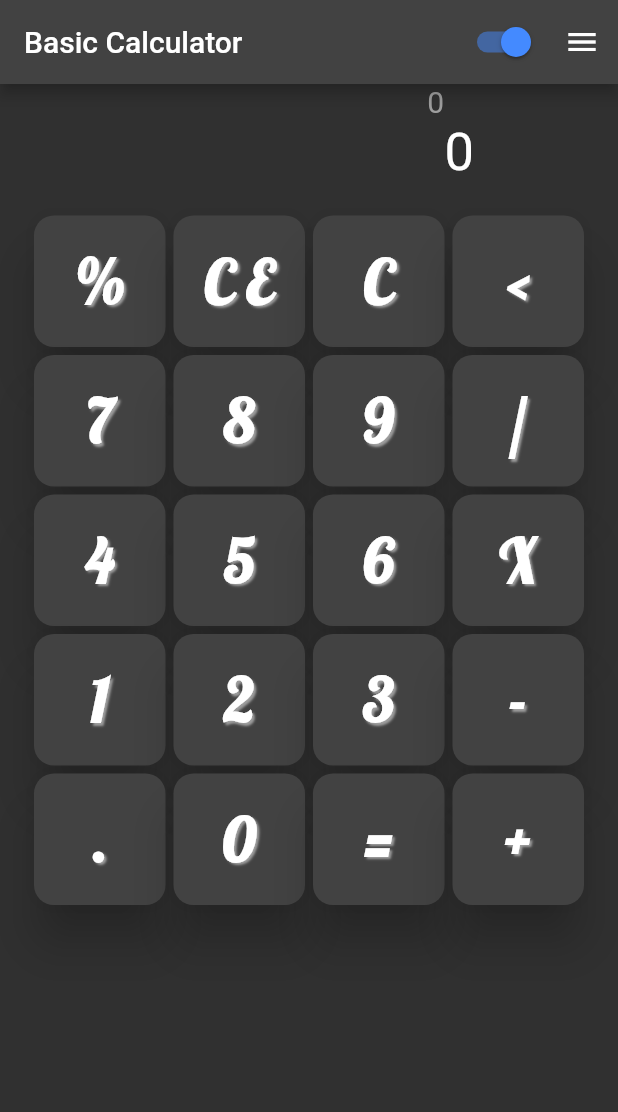
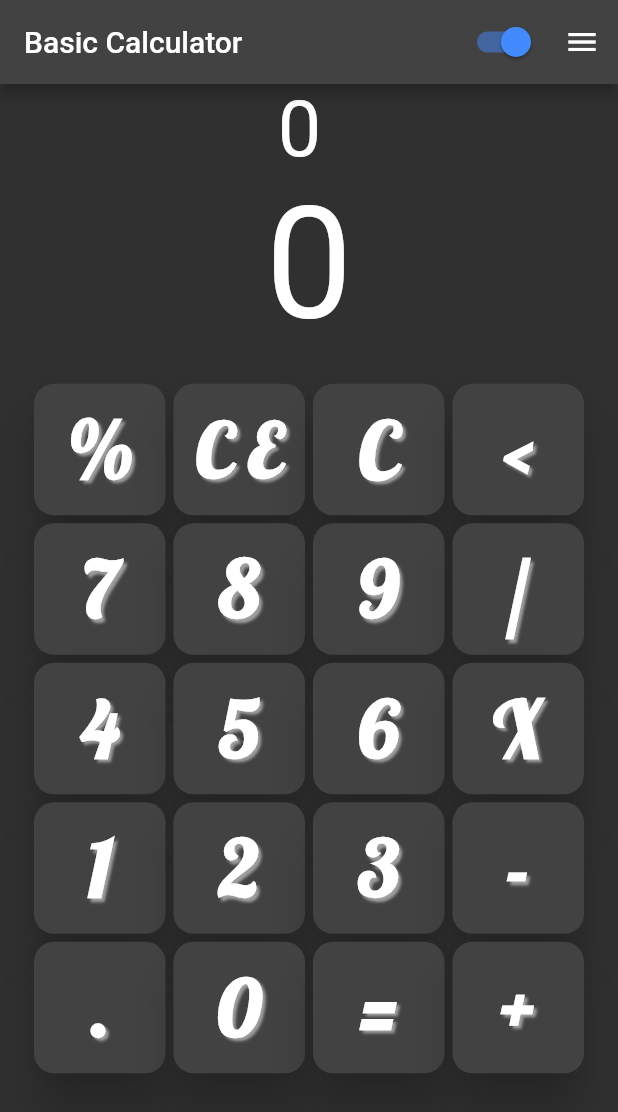
Before and after one commit to vulture-coding/simple_calculator, a Flutter app: the screen it shows after launch, on a phone screen of 412 x 824 dp. Shown: the top 1112 px of the screen. Run offline on Flutter 3.47's test engine with Material 2 defaults, Android fonts, the phone set to English and light mode, and no system bars; our stand-ins replace google_fonts.

Commit message:
FittedBox()

```diff
--- a/lib/keyboard.dart
+++ b/lib/keyboard.dart
@@ -25,13 +25,13 @@ class CustomKey extends StatelessWidget {
       elevation: size / 3,
       child: InkWell(
         onTap: function,
-        child: Container(
-          height: size * 1.5,
-          width: size * 2,
-          alignment: Alignment.center,
-          child: Text(
-            text,
-            style: customFontStyle(size: size, lobster: true),
+        child: FittedBox(
+          child: Padding(
+            padding: const EdgeInsets.all(10),
+            child: Text(
+              text,
+              style: customFontStyle(lobster: true),
+            ),
           ),
         ),
       ),
--- a/lib/main.dart
+++ b/lib/main.dart
@@ -186,47 +186,19 @@ class _MyAppState extends State<MyApp> {
           child: Column(
             mainAxisAlignment: MainAxisAlignment.center,
             children: <Widget>[
-              Row(
-                mainAxisAlignment: MainAxisAlignment.center,
-                children: [
-                  SizedBox(
-                    height: 25,
-                    width: 200,
-                    child: Text(
-                      _displayHistory,
-                      textAlign: TextAlign.right,
-                      style: const TextStyle(
-                        color: Colors.grey,
-                        fontSize: 20,
-                      ),
-                    ),
-                  ),
-                  SizedBox(
-                    height: 25,
-                    width: 20,
-                    child: Text(
-                      _displayOperator,
-                      textAlign: TextAlign.right,
-                      style: const TextStyle(
-                        color: Colors.grey,
-                        fontSize: 20,
-                      ),
-                    ),
-                  ),
-                ],
-              ),
-              SizedBox(
-                height: 40,
-                width: 220,
-                child: Text(
-                  _display,
-                  textAlign: TextAlign.right,
-                  style: const TextStyle(
-                    fontSize: 35,
-                  ),
-                ),
-              ),
               Expanded(
+                flex: 1,
+                child: FittedBox(child: Row(
+                  children: [
+                    Text(_displayHistory),
+                    Text(_displayOperator),
+                  ],
+                ))),
+              Expanded(
+                flex: 2,
+                child: FittedBox(child: Text(_display))),
+              Expanded(
+                flex: 10,
                 child: Padding(
                   padding: const EdgeInsets.all(20),
                   child: GridView.count(
--- a/lib/temp.dart
+++ b/lib/temp.dart
@@ -1,5 +1,8 @@
 /*
-SizedBox(
+              Row(
+                mainAxisAlignment: MainAxisAlignment.center,
+                children: [
+                  SizedBox(
                     height: 25,
                     width: 200,
                     child: Text(
@@ -39,7 +42,6 @@ SizedBox(
 
 
 
-
 SizedBox(
                 height: 800,
                 width: 500,
```
